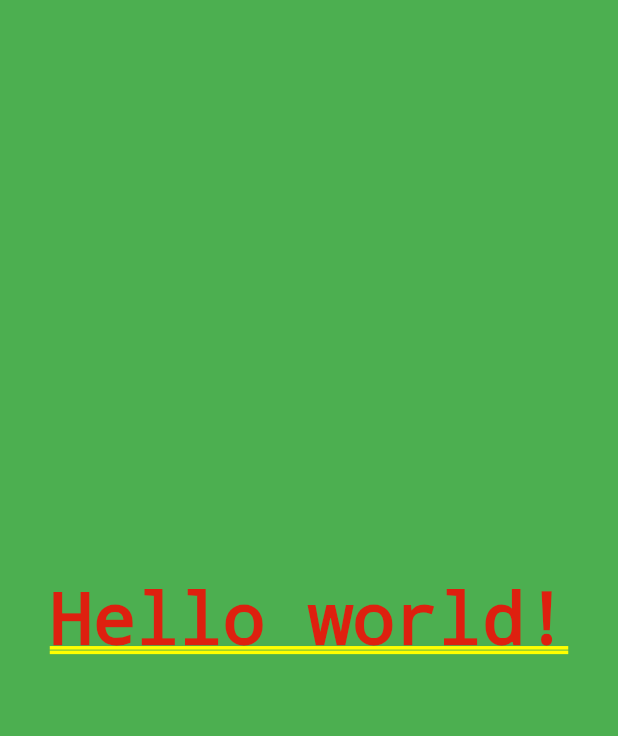
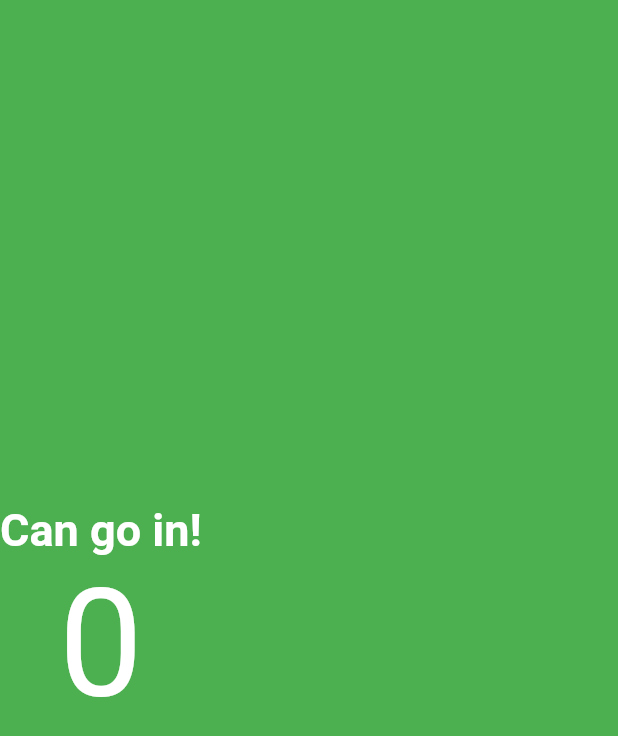
Before and after one commit to luidimso/flutter-entrance-control-app, a Flutter app: the screen it shows after launch, on a phone screen of 412 x 824 dp. Shown: the top 736 px of the screen. Run offline on Flutter 3.47's test engine with Material 2 defaults, Android fonts, the phone set to English and light mode, and no system bars.

Commit message:
Adding texts and colunm

```diff
--- a/lib/main.dart
+++ b/lib/main.dart
@@ -10,10 +10,31 @@ class MyApp extends StatelessWidget {
   @override
   Widget build(BuildContext context) {
     return MaterialApp(
-      home: Container(
-        color: Colors.green,
-        child: Text("Hello world!"),
-        alignment: Alignment.center,
+      home: const HomePage(),
+    );
+  }
+}
+
+class HomePage extends StatelessWidget {
+  const HomePage({super.key});
+
+  @override
+  Widget build(BuildContext context) {
+    return const Scaffold(
+      backgroundColor: Colors.green,
+      body: Column(
+        mainAxisAlignment: MainAxisAlignment.center,
+        children: [
+          Text("Can go in!", style: TextStyle(
+              fontSize: 30,
+              color: Colors.white,
+              fontWeight: FontWeight.w700
+          ),),
+          Text("0", style: TextStyle(
+            fontSize: 100,
+            color: Colors.white
+          ),)
+        ],
       ),
     );
   }
```
